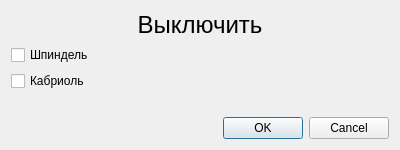
Old version of the form KAMEditor/gui/commands/offdialog.ui in the repository Xtail96/SML.
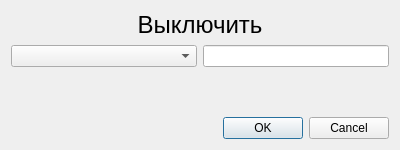
New version of the form.

```diff
--- a/KAMEditor/gui/commands/offdialog.ui
+++ b/KAMEditor/gui/commands/offdialog.ui
@@ -20,41 +20,8 @@
    <string>&lt;html&gt;&lt;head/&gt;&lt;body&gt;&lt;p align=&quot;justify&quot;&gt;&lt;span style=&quot; font-size:12pt;&quot;&gt;Быстрая клавиша &lt;/span&gt;&lt;span style=&quot; font-size:12pt; color:#3300ff;&quot;&gt;2 &lt;/span&gt;&lt;span style=&quot; font-size:12pt;&quot;&gt;&lt;br/&gt;ВЫКЛЮЧИТЬ [&lt;/span&gt;&lt;span style=&quot; font-size:12pt; font-weight:600;&quot;&gt;НОМЕРА УСТРОЙСТВ&lt;/span&gt;&lt;span style=&quot; font-size:12pt;&quot;&gt;] &lt;br/&gt;Выключает выбранные устройства. &lt;/span&gt;&lt;/p&gt;&lt;/body&gt;&lt;/html&gt;</string>
   </property>
   <layout class="QGridLayout" name="gridLayout">
-   <item row="4" column="0" colspan="2">
-    <widget class="QDialogButtonBox" name="buttonBox">
-     <property name="orientation">
-      <enum>Qt::Horizontal</enum>
-     </property>
-     <property name="standardButtons">
-      <set>QDialogButtonBox::Cancel|QDialogButtonBox::Ok</set>
-     </property>
-    </widget>
-   </item>
-   <item row="2" column="0">
-    <widget class="QCheckBox" name="kabriol_off_checkBox">
-     <property name="sizePolicy">
-      <sizepolicy hsizetype="Minimum" vsizetype="Fixed">
-       <horstretch>2</horstretch>
-       <verstretch>0</verstretch>
-      </sizepolicy>
-     </property>
-     <property name="text">
-      <string>Кабриоль</string>
-     </property>
-    </widget>
-   </item>
    <item row="1" column="0">
-    <widget class="QCheckBox" name="spindle_off_checkBox">
-     <property name="sizePolicy">
-      <sizepolicy hsizetype="Minimum" vsizetype="Fixed">
-       <horstretch>2</horstretch>
-       <verstretch>0</verstretch>
-      </sizepolicy>
-     </property>
-     <property name="text">
-      <string>Шпиндель</string>
-     </property>
-    </widget>
+    <widget class="QComboBox" name="devicesComboBox"/>
    </item>
    <item row="0" column="0" colspan="2">
     <widget class="QLabel" name="off_action_label">
@@ -77,7 +44,17 @@
      </property>
     </widget>
    </item>
-   <item row="3" column="0">
+   <item row="3" column="0" colspan="2">
+    <widget class="QDialogButtonBox" name="buttonBox">
+     <property name="orientation">
+      <enum>Qt::Horizontal</enum>
+     </property>
+     <property name="standardButtons">
+      <set>QDialogButtonBox::Cancel|QDialogButtonBox::Ok</set>
+     </property>
+    </widget>
+   </item>
+   <item row="2" column="0" colspan="2">
     <spacer name="verticalSpacer">
      <property name="orientation">
       <enum>Qt::Vertical</enum>
@@ -90,6 +67,16 @@
      </property>
     </spacer>
    </item>
+   <item row="1" column="1">
+    <widget class="QLineEdit" name="argumentsLineEdit">
+     <property name="sizePolicy">
+      <sizepolicy hsizetype="Preferred" vsizetype="Fixed">
+       <horstretch>0</horstretch>
+       <verstretch>0</verstretch>
+      </sizepolicy>
+     </property>
+    </widget>
+   </item>
   </layout>
  </widget>
  <resources/>
```
